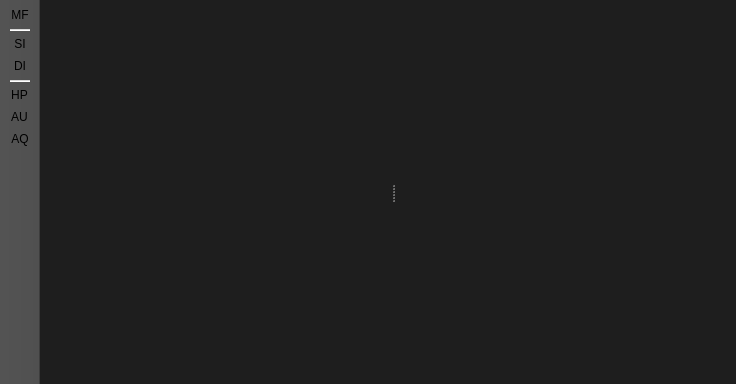
Old version of the form MainWindow.ui in the repository kacerpetr/QRssReader.
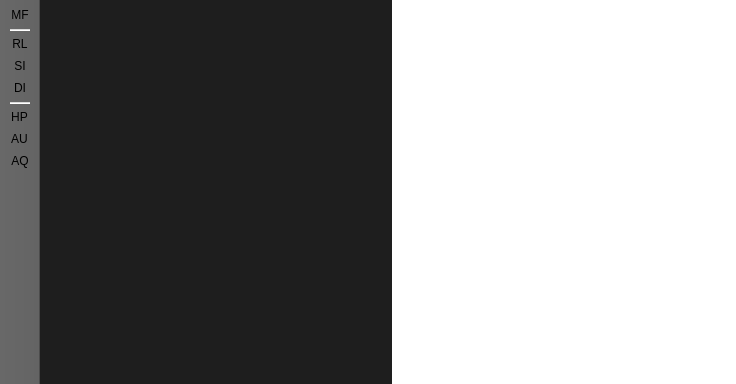
New version of the form. Icons and pictures are not drawn.

The edit to the form file:
```diff
--- a/MainWindow.ui
+++ b/MainWindow.ui
@@ -23,16 +23,46 @@
 }
 
 #toolBar{
-	background-color: rgb(80, 80, 80);
+	background-color: rgb(100, 100, 100);
+}
+
+#newsViewContents{
+	background-color: white;
+}
+
+QScrollBar:vertical{
+	width: 20px;
+}
+
+#newsViewContents #titleLabel{
+	font-size: 22pt;
+	font-weight: bold;
+	text-decoration: underline;
+	color: black;
+}
+
+#newsViewContents #textLabel{
+	font-size: 18pt;
+	color: black;
+}
+
+#newsViewContents  #feedNameLabel{
+	font-size: 16pt;
+	font-style: italic;
+}
+
+#newsViewContents  #messageTimeLabel{
+	font-size: 16pt;
+	font-style: italic;
 }</string>
   </property>
   <widget class="QWidget" name="centralWidget">
    <layout class="QHBoxLayout" name="horizontalLayout">
     <property name="spacing">
-     <number>10</number>
+     <number>1</number>
     </property>
     <property name="leftMargin">
-     <number>10</number>
+     <number>1</number>
     </property>
     <property name="topMargin">
      <number>0</number>
@@ -44,13 +74,6 @@
      <number>0</number>
     </property>
     <item>
-     <widget class="QSplitter" name="splitter">
-      <property name="orientation">
-       <enum>Qt::Horizontal</enum>
-      </property>
-      <property name="handleWidth">
-       <number>10</number>
-      </property>
       <widget class="QFrame" name="newsListFrame">
        <property name="sizePolicy">
         <sizepolicy hsizetype="Preferred" vsizetype="Preferred">
@@ -60,10 +83,16 @@
        </property>
        <property name="minimumSize">
         <size>
-         <width>200</width>
+        <width>350</width>
          <height>0</height>
         </size>
        </property>
+      <property name="maximumSize">
+       <size>
+        <width>350</width>
+        <height>16777215</height>
+       </size>
+      </property>
        <property name="frameShape">
         <enum>QFrame::NoFrame</enum>
        </property>
@@ -91,44 +120,128 @@
         </property>
        </layout>
       </widget>
-      <widget class="QFrame" name="newsViewFrame">
+    </item>
+    <item>
+     <widget class="QScrollArea" name="newsView">
        <property name="sizePolicy">
         <sizepolicy hsizetype="Preferred" vsizetype="Preferred">
-         <horstretch>3</horstretch>
+        <horstretch>4</horstretch>
          <verstretch>0</verstretch>
         </sizepolicy>
        </property>
-       <property name="minimumSize">
-        <size>
-         <width>200</width>
-         <height>0</height>
-        </size>
-       </property>
        <property name="frameShape">
         <enum>QFrame::NoFrame</enum>
        </property>
-       <property name="frameShadow">
-        <enum>QFrame::Raised</enum>
-       </property>
        <property name="lineWidth">
         <number>0</number>
        </property>
-       <layout class="QVBoxLayout" name="verticalLayout_3">
-        <property name="spacing">
-         <number>0</number>
-        </property>
-        <property name="leftMargin">
-         <number>0</number>
-        </property>
-        <property name="topMargin">
-         <number>0</number>
-        </property>
-        <property name="rightMargin">
-         <number>0</number>
-        </property>
-        <property name="bottomMargin">
-         <number>0</number>
-        </property>
+      <property name="widgetResizable">
+       <bool>true</bool>
+      </property>
+      <widget class="QWidget" name="newsViewContents">
+       <property name="geometry">
+        <rect>
+         <x>0</x>
+         <y>0</y>
+         <width>336</width>
+         <height>384</height>
+        </rect>
+       </property>
+       <layout class="QVBoxLayout" name="verticalLayout">
+        <item>
+         <layout class="QHBoxLayout" name="horizontalLayout2">
+          <item>
+           <widget class="QLabel" name="messageTimeLabel">
+            <property name="sizePolicy">
+             <sizepolicy hsizetype="Preferred" vsizetype="Preferred">
+              <horstretch>1</horstretch>
+              <verstretch>0</verstretch>
+             </sizepolicy>
+            </property>
+            <property name="text">
+             <string/>
+            </property>
+            <property name="alignment">
+             <set>Qt::AlignLeading|Qt::AlignLeft|Qt::AlignVCenter</set>
+            </property>
+           </widget>
+          </item>
+          <item>
+           <widget class="QLabel" name="feedNameLabel">
+            <property name="sizePolicy">
+             <sizepolicy hsizetype="Preferred" vsizetype="Preferred">
+              <horstretch>2</horstretch>
+              <verstretch>0</verstretch>
+             </sizepolicy>
+            </property>
+            <property name="text">
+             <string/>
+            </property>
+            <property name="alignment">
+             <set>Qt::AlignRight|Qt::AlignTrailing|Qt::AlignVCenter</set>
+            </property>
+           </widget>
+          </item>
+         </layout>
+        </item>
+        <item>
+         <spacer name="verticalSpacer_2">
+          <property name="orientation">
+           <enum>Qt::Vertical</enum>
+          </property>
+          <property name="sizeType">
+           <enum>QSizePolicy::Fixed</enum>
+          </property>
+          <property name="sizeHint" stdset="0">
+           <size>
+            <width>20</width>
+            <height>10</height>
+           </size>
+          </property>
+         </spacer>
+        </item>
+        <item>
+         <widget class="QLabel" name="titleLabel">
+          <property name="text">
+           <string/>
+          </property>
+          <property name="wordWrap">
+           <bool>true</bool>
+          </property>
+         </widget>
+        </item>
+        <item>
+         <widget class="QLabel" name="textLabel">
+          <property name="text">
+           <string/>
+          </property>
+          <property name="textFormat">
+           <enum>Qt::RichText</enum>
+          </property>
+          <property name="wordWrap">
+           <bool>true</bool>
+          </property>
+          <property name="openExternalLinks">
+           <bool>true</bool>
+          </property>
+          <property name="textInteractionFlags">
+           <set>Qt::LinksAccessibleByMouse</set>
+          </property>
+         </widget>
+        </item>
+        <item>
+         <spacer name="verticalSpacer">
+          <property name="orientation">
+           <enum>Qt::Vertical</enum>
+          </property>
+          <property name="sizeHint" stdset="0">
+           <size>
+            <width>20</width>
+            <height>40</height>
+           </size>
+          </property>
+         </spacer>
+        </item>
        </layout>
       </widget>
      </widget>
@@ -156,6 +269,7 @@
    </attribute>
    <addaction name="actionManageFeeds"/>
    <addaction name="separator"/>
+   <addaction name="actionRefresh"/>
    <addaction name="actionSaveItem"/>
    <addaction name="actionDeleteItem"/>
    <addaction name="separator"/>
@@ -235,6 +349,18 @@
     <string>Save news item</string>
    </property>
   </action>
+  <action name="actionRefresh">
+   <property name="icon">
+    <iconset resource="Icons.qrc">
+     <normaloff>:/icons/view_refresh</normaloff>:/icons/view_refresh</iconset>
+   </property>
+   <property name="text">
+    <string>RL</string>
+   </property>
+   <property name="toolTip">
+    <string>Refresh news</string>
+   </property>
+  </action>
  </widget>
  <layoutdefault spacing="6" margin="11"/>
  <resources>
```
Lines whose indentation alone changed are shown as unchanged.
